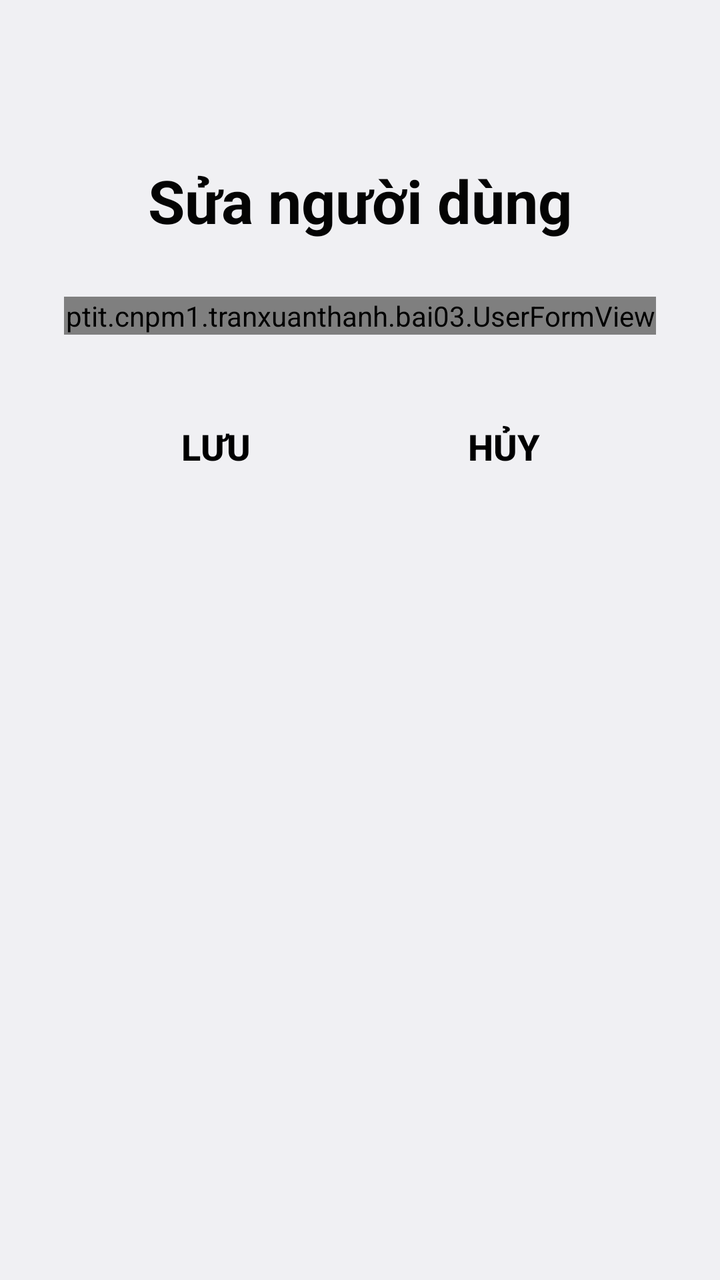
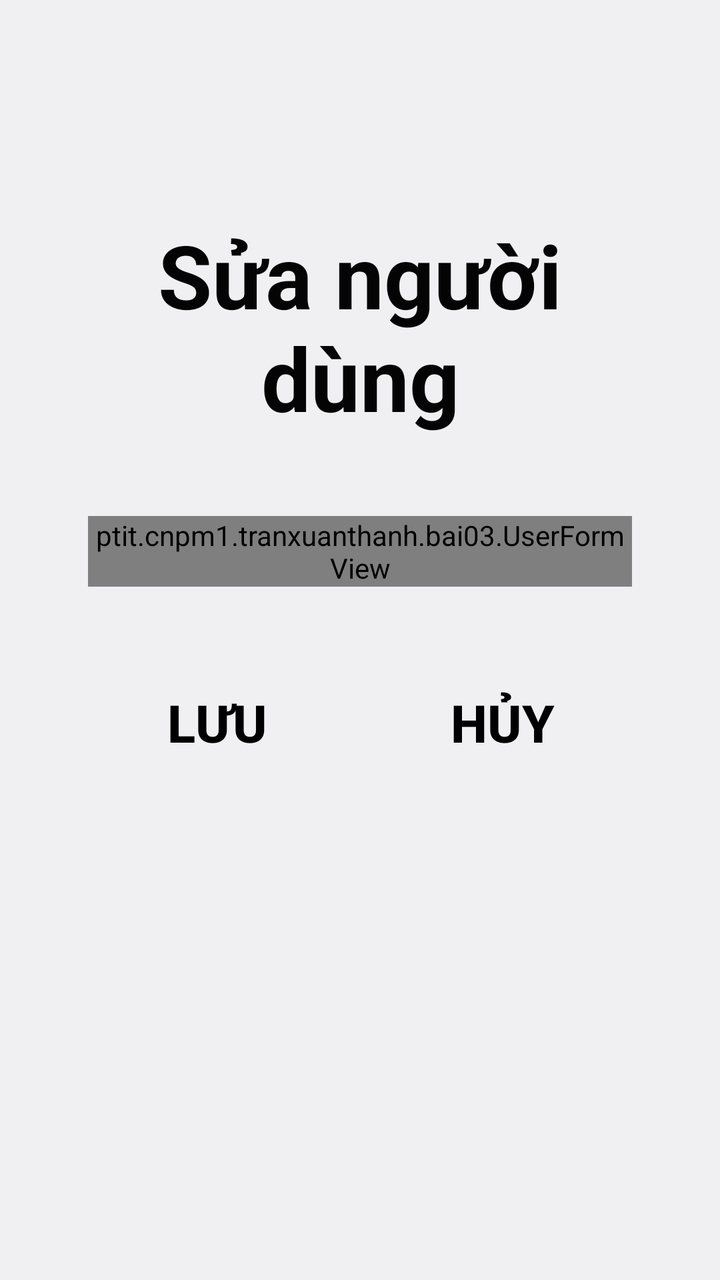

Two renders of the same Android screen: before a commit and after it. Below are the layout's source before the change and the commit's diff.
<!-- AndroidManifest.xml: application theme Theme.LoginApp -->
<!-- res/layout/edituser.xml -->
<?xml version="1.0" encoding="utf-8"?>
<androidx.constraintlayout.widget.ConstraintLayout xmlns:android="http://schemas.android.com/apk/res/android"
    xmlns:app="http://schemas.android.com/apk/res-auto"
    android:layout_width="match_parent"
    android:layout_height="match_parent"
    android:padding="32dp">

    <TextView
        android:id="@+id/lblTitle"
        android:layout_width="0dp"
        android:layout_height="wrap_content"
        android:layout_marginTop="48dp"
        android:gravity="center"
        android:text="Sửa người dùng"
        android:textColor="#040404"
        android:textSize="30sp"
        android:textStyle="bold"
        app:layout_constraintEnd_toEndOf="parent"
        app:layout_constraintStart_toStartOf="parent"
        app:layout_constraintTop_toTopOf="parent" />

    <ptit.cnpm1.tranxuanthanh.bai03.UserFormView
        android:id="@+id/formUser"
        android:layout_width="0dp"
        android:layout_height="wrap_content"
        android:layout_marginTop="28dp"
        app:layout_constraintEnd_toEndOf="parent"
        app:layout_constraintStart_toStartOf="parent"
        app:layout_constraintTop_toBottomOf="@+id/lblTitle" />

    <Button
        android:id="@+id/btnSave"
        android:layout_width="wrap_content"
        android:layout_height="wrap_content"
        android:layout_marginTop="32dp"
        android:background="@android:color/transparent"
        android:text="Lưu"
        android:textColor="#000000"
        android:textSize="18sp"
        android:textStyle="bold"
        app:layout_constraintEnd_toStartOf="@+id/btnCancel"
        app:layout_constraintHorizontal_bias="0.5"
        app:layout_constraintStart_toStartOf="parent"
        app:layout_constraintTop_toBottomOf="@+id/formUser" />

    <Button
        android:id="@+id/btnCancel"
        android:layout_width="wrap_content"
        android:layout_height="wrap_content"
        android:layout_marginStart="24dp"
        android:background="@android:color/transparent"
        android:text="Hủy"
        android:textColor="#000000"
        android:textSize="18sp"
        android:textStyle="bold"
        app:layout_constraintBaseline_toBaselineOf="@+id/btnSave"
        app:layout_constraintEnd_toEndOf="parent"
        app:layout_constraintHorizontal_bias="0.5"
        app:layout_constraintStart_toEndOf="@+id/btnSave" />

</androidx.constraintlayout.widget.ConstraintLayout>
<!-- resources referenced by this layout -->
<resources>
  <style name="Theme.LoginApp" parent="@android:style/Theme.DeviceDefault.Light.NoActionBar">
          <item name="android:windowOptOutEdgeToEdgeEnforcement">true</item>
      </style>
</resources>

<!-- the commit's change to res/layout/edituser.xml (unified diff, before → after) -->
@@ -3,17 +3,17 @@
     xmlns:app="http://schemas.android.com/apk/res-auto"
     android:layout_width="match_parent"
     android:layout_height="match_parent"
-    android:padding="32dp">
+    android:padding="44dp">
 
     <TextView
         android:id="@+id/lblTitle"
         android:layout_width="0dp"
         android:layout_height="wrap_content"
-        android:layout_marginTop="48dp"
+        android:layout_marginTop="64dp"
         android:gravity="center"
         android:text="Sửa người dùng"
         android:textColor="#040404"
-        android:textSize="30sp"
+        android:textSize="44sp"
         android:textStyle="bold"
         app:layout_constraintEnd_toEndOf="parent"
         app:layout_constraintStart_toStartOf="parent"
@@ -23,7 +23,7 @@
         android:id="@+id/formUser"
         android:layout_width="0dp"
         android:layout_height="wrap_content"
-        android:layout_marginTop="28dp"
+        android:layout_marginTop="40dp"
         app:layout_constraintEnd_toEndOf="parent"
         app:layout_constraintStart_toStartOf="parent"
         app:layout_constraintTop_toBottomOf="@+id/lblTitle" />
@@ -32,11 +32,11 @@
         android:id="@+id/btnSave"
         android:layout_width="wrap_content"
         android:layout_height="wrap_content"
-        android:layout_marginTop="32dp"
+        android:layout_marginTop="44dp"
         android:background="@android:color/transparent"
         android:text="Lưu"
         android:textColor="#000000"
-        android:textSize="18sp"
+        android:textSize="26sp"
         android:textStyle="bold"
         app:layout_constraintEnd_toStartOf="@+id/btnCancel"
         app:layout_constraintHorizontal_bias="0.5"
@@ -47,11 +47,11 @@
         android:id="@+id/btnCancel"
         android:layout_width="wrap_content"
         android:layout_height="wrap_content"
-        android:layout_marginStart="24dp"
+        android:layout_marginStart="34dp"
         android:background="@android:color/transparent"
         android:text="Hủy"
         android:textColor="#000000"
-        android:textSize="18sp"
+        android:textSize="26sp"
         android:textStyle="bold"
         app:layout_constraintBaseline_toBaselineOf="@+id/btnSave"
         app:layout_constraintEnd_toEndOf="parent"
